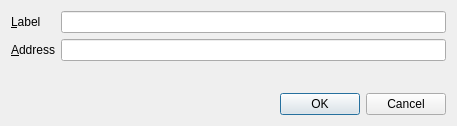
Old version of the form src/qt/forms/editaddressdialog.ui in the repository digibyte/digibyte.
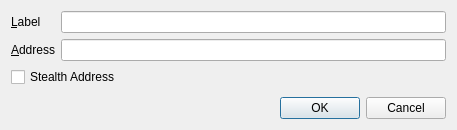
New version of the form. Custom widgets are drawn as their Qt base class.

Diff of the .ui file:
```diff
--- a/src/qt/forms/editaddressdialog.ui
+++ b/src/qt/forms/editaddressdialog.ui
@@ -7,7 +7,7 @@
     <x>0</x>
     <y>0</y>
     <width>457</width>
-    <height>126</height>
+    <height>130</height>
    </rect>
   </property>
   <property name="windowTitle">
@@ -53,6 +53,13 @@
        </property>
       </widget>
      </item>
+     <item row="2" column="0" colspan="2">
+      <widget class="QCheckBox" name="stealthCB">
+       <property name="text">
+        <string>Stealth Address</string>
+       </property>
+      </widget>
+     </item>
     </layout>
    </item>
    <item>
```
